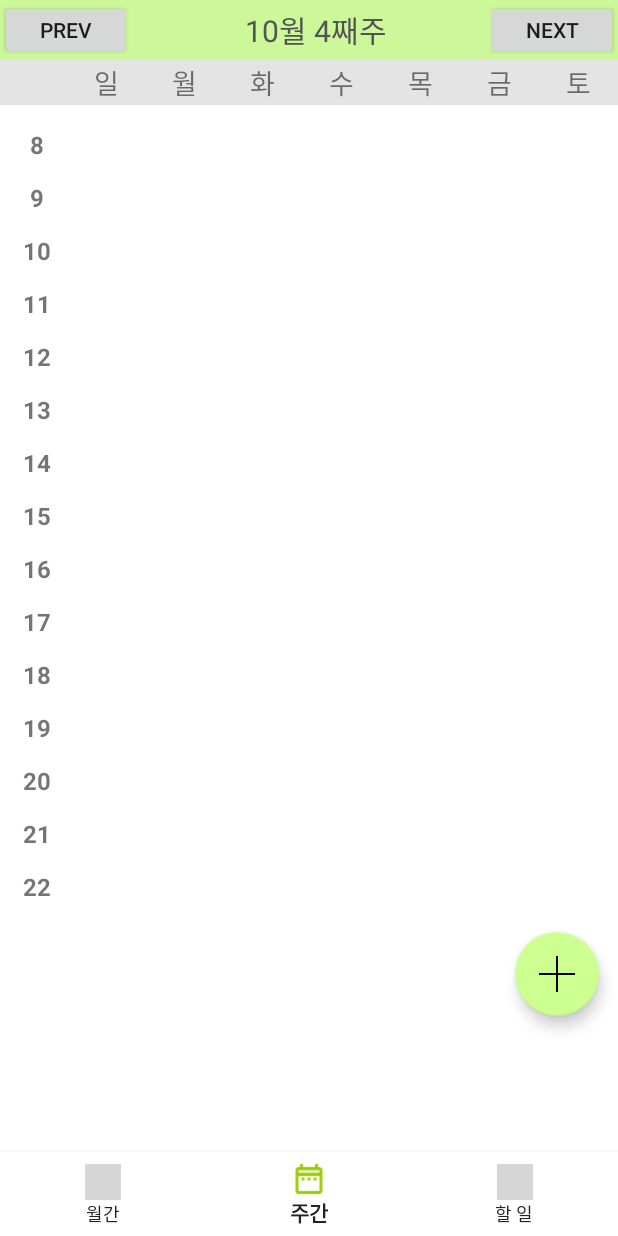
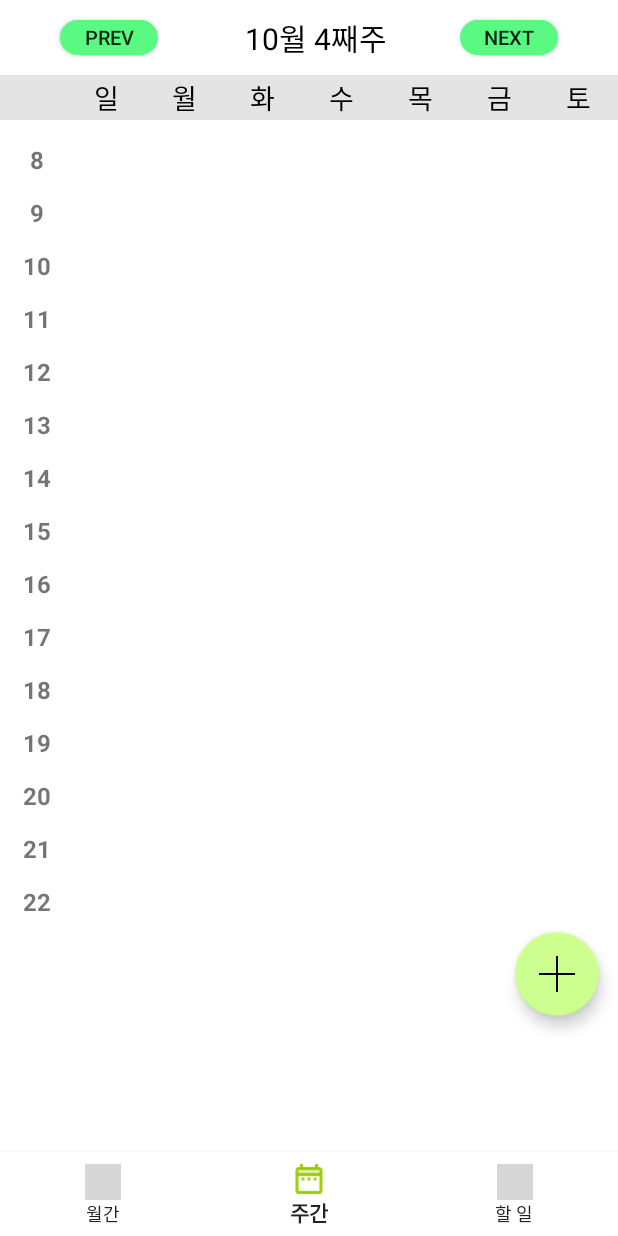
Before and after one commit to dltndus5244/YogiPlanner, an Android app: the screen it shows after launch (MainActivity), item 2 of the bottom bar chosen, on a phone screen of 412 x 824 dp. Run offline under Robolectric (Android 15) with nearby library versions, the phone set to English and light mode, and no system bars; grey boxes are pictures that could not be loaded.

Commit message:
UI수정

```diff
--- /dev/null
+++ b/YogiPlanner/app/src/main/java/org/techtown/yogiplanner/SplashActivity.java
@@ -0,0 +1,22 @@
+package org.techtown.yogiplanner;
+
+import androidx.appcompat.app.AppCompatActivity;
+
+import android.content.Intent;
+import android.os.Bundle;
+
+public class SplashActivity extends AppCompatActivity {
+
+    @Override
+    protected void onCreate(Bundle savedInstanceState) {
+        super.onCreate(savedInstanceState);
+
+        try {
+            Thread.sleep(500);
+        }catch (InterruptedException e) {
+            e.printStackTrace();
+        }
+        startActivity(new Intent(this, MainActivity.class));
+        finish();
+    }
+}
--- /dev/null
+++ b/YogiPlanner/app/src/main/res/drawable/month_button.xml
@@ -0,0 +1,15 @@
+<?xml version="1.0" encoding="utf-8"?>
+<shape xmlns:android="http://schemas.android.com/apk/res/android"
+    android:shape="rectangle">
+
+    <solid
+        android:color="#58FA82" />
+
+    <stroke
+        android:width="1dp"
+        android:color="#58FA82" />
+    <size
+        android:width="10dp"
+        android:height="6dp" />
+    <corners android:radius="15dp" />
+</shape>
--- a/YogiPlanner/app/src/main/res/layout/activity_main.xml
+++ b/YogiPlanner/app/src/main/res/layout/activity_main.xml
@@ -23,7 +23,7 @@
         android:layout_marginLeft="330dp"
         android:layout_marginTop="340dp"
         android:clickable="true"
-        android:src="@android:drawable/ic_menu_edit"
+        android:src="@drawable/pencil"
         android:visibility="invisible"
         app:backgroundTint="#E9FAD5"
         app:fabSize="mini"
@@ -39,7 +39,7 @@
         android:layout_marginLeft="330dp"
         android:layout_marginTop="430dp"
         android:clickable="true"
-        android:src="@android:drawable/ic_menu_edit"
+        android:src="@drawable/todo_add"
         android:visibility="invisible"
         app:backgroundTint="#E9FAD5"
         app:fabSize="mini"
--- a/YogiPlanner/app/src/main/res/layout/fragment_week.xml
+++ b/YogiPlanner/app/src/main/res/layout/fragment_week.xml
@@ -8,16 +8,18 @@
 
     <LinearLayout
         android:layout_width="match_parent"
-        android:layout_height="40dp"
-        android:background="#CCF899"
+        android:layout_height="50dp"
         android:gravity="center"
         android:orientation="horizontal">
 
         <Button
             android:id="@+id/prev_btn"
-            android:layout_width="wrap_content"
-            android:layout_height="wrap_content"
-            android:text="prev" />
+            android:layout_width="65dp"
+            android:layout_height="23dp"
+            android:layout_marginLeft="40dp"
+            android:background="@drawable/month_button"
+            android:text="prev"
+            android:textSize="13sp" />
 
         <TextView
             android:id="@+id/tv_date"
@@ -27,14 +29,17 @@
             android:gravity="center|center_vertical"
             android:paddingLeft="10dp"
             android:text="0월 0째주"
-            android:textColor="#535353"
+            android:textColor="#000000"
             android:textSize="20sp" />
 
         <Button
             android:id="@+id/next_btn"
-            android:layout_width="wrap_content"
-            android:layout_height="wrap_content"
-            android:text="next" />
+            android:layout_width="65dp"
+            android:layout_height="23dp"
+            android:layout_marginRight="40dp"
+            android:background="@drawable/month_button"
+            android:text="next"
+            android:textSize="13sp" />
     </LinearLayout>
 
     <LinearLayout
@@ -59,6 +64,7 @@
             android:layout_weight="1"
             android:gravity="center"
             android:text="일"
+            android:textColor="#000000"
             android:textSize="18sp" />
 
         <TextView
@@ -67,6 +73,7 @@
             android:layout_weight="1"
             android:gravity="center"
             android:text="월"
+            android:textColor="#000000"
             android:textSize="18sp" />
 
         <TextView
@@ -75,6 +82,7 @@
             android:layout_weight="1"
             android:gravity="center"
             android:text="화"
+            android:textColor="#000000"
             android:textSize="18sp" />
 
         <TextView
@@ -83,6 +91,7 @@
             android:layout_weight="1"
             android:gravity="center"
             android:text="수"
+            android:textColor="#000000"
             android:textSize="18sp" />
 
         <TextView
@@ -91,6 +100,7 @@
             android:layout_weight="1"
             android:gravity="center"
             android:text="목"
+            android:textColor="#000000"
             android:textSize="18sp" />
 
         <TextView
@@ -99,6 +109,7 @@
             android:layout_weight="1"
             android:gravity="center"
             android:text="금"
+            android:textColor="#000000"
             android:textSize="18sp" />
 
         <TextView
@@ -107,6 +118,7 @@
             android:layout_weight="1"
             android:gravity="center"
             android:text="토"
+            android:textColor="#000000"
             android:textSize="18sp" />
     </LinearLayout>
 
--- a/YogiPlanner/app/src/main/res/values/styles.xml
+++ b/YogiPlanner/app/src/main/res/values/styles.xml
@@ -6,6 +6,11 @@
         <item name="colorPrimary">@color/colorPrimary</item>
         <item name="colorPrimaryDark">@color/colorPrimaryDark</item>
         <item name="colorAccent">@color/colorAccent</item>
+        <item name="android:windowBackground">@android:color/white</item>
+    </style>
+
+    <style name="SplashTheme" parent="@style/Theme.AppCompat.Light.NoActionBar">
+        <item name="android:windowBackground">@drawable/logo</item>
     </style>
 
 </resources>
```
Also changed, not shown: YogiPlanner/app/src/main/AndroidManifest.xml (+12 -7 lines), YogiPlanner/app/src/main/java/org/techtown/yogiplanner/AddScheduleFragment.java (+6 -9 lines), YogiPlanner/app/src/main/java/org/techtown/yogiplanner/AddToDoFragment.java (+3 -9 lines), YogiPlanner/app/src/main/java/org/techtown/yogiplanner/MainActivity.java (+28 -42 lines), YogiPlanner/app/src/main/java/org/techtown/yogiplanner/MyButton.java (deleted, +0 -53 lines), YogiPlanner/app/src/main/res/layout/fragment_add_schedule.xml (+2 -9 lines), YogiPlanner/app/src/main/res/layout/fragment_add_to_do.xml (+3 -10 lines), YogiPlanner/app/src/main/res/layout/fragment_month.xml (+23 -9 lines), YogiPlanner/app/src/main/res/drawable/logo.png (added), YogiPlanner/app/src/main/res/drawable/pencil.png (added), YogiPlanner/app/src/main/res/drawable/pencil1.png (added), YogiPlanner/app/src/main/res/drawable/s.png (added), YogiPlanner/app/src/main/res/drawable/todo_add.png (added).
